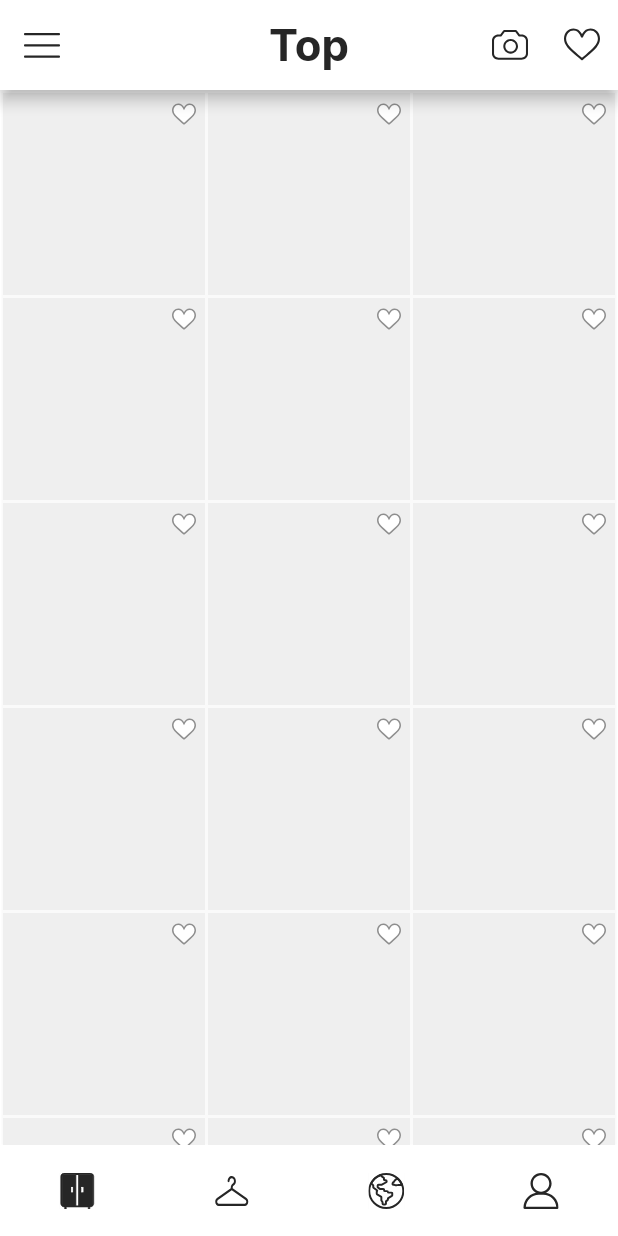
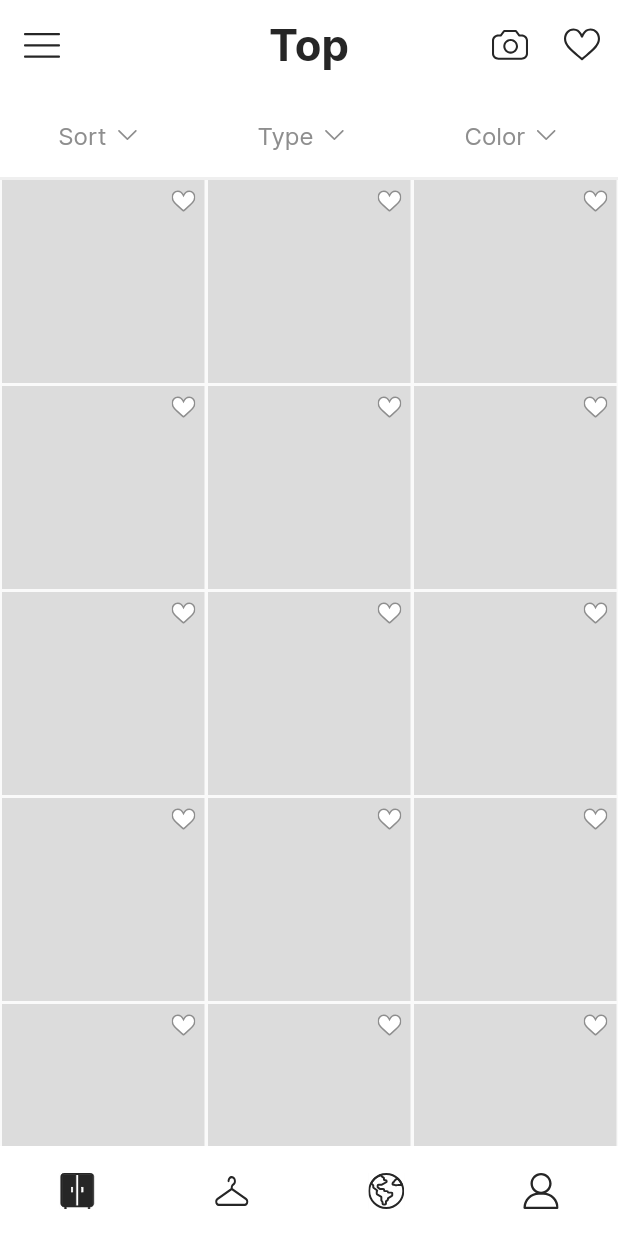
Before and after one commit to chxmpxx/chom-tu-app, a Flutter app: the screen it shows after launch, on a phone screen of 412 x 824 dp. Run offline on Flutter 3.47's test engine with Material 2 defaults, Android fonts, the light colour scheme and no system bars; our stand-ins replace flutter_svg, page_transition; missing offline and left inert: dart:ffi.

Commit message:
add filterTab and appBarBorder

```diff
--- a/lib/configs/themes/color.dart
+++ b/lib/configs/themes/constants.dart
@@ -1,6 +1,11 @@
+import 'dart:ffi';
+
 import 'package:flutter/material.dart';
 
 const Color kColorsBlack = Color.fromARGB(255, 38, 38, 38);
 const Color kColorsWhite = Colors.white;
 const Color kColorsGrey1 = Color.fromARGB(255, 142, 142, 142);
 const Color kColorsGrey2 = Color.fromARGB(255, 239, 239, 239);
+const Color kColorsGrey3 = Color.fromARGB(255, 220, 220, 220);
+
+const double kAppbarBorderWidth = 2;
--- a/lib/configs/themes/style.dart
+++ b/lib/configs/themes/style.dart
@@ -1,4 +1,4 @@
-import 'package:chom_tu/configs/themes/color.dart';
+import 'package:chom_tu/configs/themes/constants.dart';
 import 'package:flutter/material.dart';
 
 ThemeData appTheme() {
@@ -8,6 +8,7 @@ ThemeData appTheme() {
     textTheme: const TextTheme(
       headline1: TextStyle(fontSize: 29.0, fontWeight: FontWeight.w700, color: kColorsBlack),
       headline2: TextStyle(fontSize: 18.0, fontWeight: FontWeight.w600, color: kColorsBlack),
+      headline3: TextStyle(fontSize: 16.0, fontWeight: FontWeight.w400, color: kColorsGrey1),
       subtitle1: TextStyle(fontSize: 16.0, fontWeight: FontWeight.w400, color: kColorsBlack),
       subtitle2: TextStyle(fontSize: 16.0, fontWeight: FontWeight.w400, color: kColorsWhite),
       bodyText1: TextStyle(fontSize: 12.0, fontWeight: FontWeight.w400, color: kColorsBlack),
--- a/lib/dashboard_screen.dart
+++ b/lib/dashboard_screen.dart
@@ -1,4 +1,4 @@
-import 'package:chom_tu/configs/themes/color.dart';
+import 'package:chom_tu/configs/themes/constants.dart';
 import 'package:chom_tu/outfit/screens/outfit_screen.dart';
 import 'package:chom_tu/profile/screens/profile_screen.dart';
 import 'package:chom_tu/social/screens/social_screen.dart';
--- a/lib/main.dart
+++ b/lib/main.dart
@@ -1,5 +1,5 @@
 import 'package:chom_tu/configs/routes/routes.dart';
-import 'package:chom_tu/configs/themes/color.dart';
+import 'package:chom_tu/configs/themes/constants.dart';
 import 'package:chom_tu/configs/themes/style.dart';
 import 'package:flutter/material.dart';
 import 'package:flutter/services.dart';
--- a/lib/outfit/widgets/outfit_navigation_bar_widget.dart
+++ b/lib/outfit/widgets/outfit_navigation_bar_widget.dart
@@ -1,4 +1,4 @@
-import 'package:chom_tu/configs/themes/color.dart';
+import 'package:chom_tu/configs/themes/constants.dart';
 import 'package:flutter/material.dart';
 import 'package:flutter_svg/flutter_svg.dart';
 
--- a/lib/profile/screens/profile_screen.dart
+++ b/lib/profile/screens/profile_screen.dart
@@ -1,4 +1,4 @@
-import 'package:chom_tu/configs/themes/color.dart';
+import 'package:chom_tu/configs/themes/constants.dart';
 import 'package:flutter/material.dart';
 
 class ProfileScreen extends StatelessWidget {
--- a/lib/social/screens/social_screen.dart
+++ b/lib/social/screens/social_screen.dart
@@ -1,4 +1,4 @@
-import 'package:chom_tu/configs/themes/color.dart';
+import 'package:chom_tu/configs/themes/constants.dart';
 import 'package:flutter/material.dart';
 
 class SocialScreen extends StatelessWidget {
--- a/lib/wardrobe/screens/wardrobe_screen.dart
+++ b/lib/wardrobe/screens/wardrobe_screen.dart
@@ -1,4 +1,5 @@
-import 'package:chom_tu/configs/themes/color.dart';
+import 'package:chom_tu/configs/themes/constants.dart';
+import 'package:chom_tu/widgets/filter_tab_widget.dart';
 import 'package:flutter/material.dart';
 import 'package:flutter/services.dart';
 import 'package:flutter_svg/flutter_svg.dart';
@@ -11,6 +12,13 @@ class WardrobeScreen extends StatelessWidget {
     return Scaffold(
       backgroundColor: kColorsWhite,
       appBar: AppBar(
+        shape: Border(
+          bottom: BorderSide(
+            color: kColorsGrey2,
+            width: kAppbarBorderWidth
+          )
+        ),
+        elevation: 0,
         toolbarHeight: 60,
         centerTitle: true,
         title: Text('Top', style: Theme.of(context).textTheme.headline1),
@@ -22,6 +30,7 @@ class WardrobeScreen extends StatelessWidget {
             onPressed: () => Scaffold.of(context).openDrawer(),
           ),
         ),
+        bottom: filterTab(context),
         actions: [
           IconButton(
             onPressed: (){},
@@ -35,7 +44,7 @@ class WardrobeScreen extends StatelessWidget {
       ),
       drawer: categoryDrawer(context),
       body: Padding(
-        padding: const EdgeInsets.all(1),
+        padding: const EdgeInsets.all(0),
         child: Material(
           child: GridView.builder(
             itemCount: 20,
@@ -45,7 +54,7 @@ class WardrobeScreen extends StatelessWidget {
             ),
             itemBuilder: (BuildContext context, int index) {
               return Padding(
-                padding: const EdgeInsets.all(1),
+                padding: const EdgeInsets.only(left: 1, right: 1, bottom: 2),
                 child: Stack(
                   children: [
                     InkWell(
@@ -55,7 +64,7 @@ class WardrobeScreen extends StatelessWidget {
                       child: Container(
                         height: double.infinity,
                         decoration: BoxDecoration(
-                          color: kColorsGrey2
+                          color: kColorsGrey3
                         ),
                       ),
                     ),
@@ -88,7 +97,7 @@ class WardrobeScreen extends StatelessWidget {
           child: ListView(
             children: <Widget>[
               Padding(
-                padding: const EdgeInsets.only(bottom: 6),
+                padding: const EdgeInsets.only(bottom: 10),
                 child: Row(
                   mainAxisAlignment: MainAxisAlignment.spaceBetween,
                   children: [
@@ -170,4 +179,39 @@ class WardrobeScreen extends StatelessWidget {
       ),
     );
   }
+
+  // Create Filter Tab
+  PreferredSize filterTab(context) {
+    return PreferredSize(
+      preferredSize: const Size.fromHeight(60),
+      child: Container(
+        height: 60,
+        width: double.infinity,
+        color: Colors.white,
+        child: Row(
+          mainAxisAlignment: MainAxisAlignment.spaceAround,
+          children: [
+            Container(
+              child: InkWell(
+                onTap: () {},
+                child: FilterTabWidget(title: 'Sort')
+              ),
+            ),
+            Container(
+              child: InkWell(
+                onTap: () {},
+                child: FilterTabWidget(title: 'Type')
+              ),
+            ),
+            Container(
+              child: InkWell(
+                onTap: () {},
+                child: FilterTabWidget(title: 'Color')
+              ),
+            ),
+          ],
+        ),
+      ),
+    );
+  }
 }
--- /dev/null
+++ b/lib/widgets/filter_tab_widget.dart
@@ -0,0 +1,21 @@
+import 'package:chom_tu/configs/themes/constants.dart';
+import 'package:flutter/material.dart';
+import 'package:flutter_svg/flutter_svg.dart';
+
+class FilterTabWidget extends StatelessWidget {
+  final String title;
+
+  const FilterTabWidget({Key? key, required this.title}) : super(key: key);
+
+  @override
+  Widget build(BuildContext context) {
+    return Row(
+      mainAxisSize: MainAxisSize.min,
+      children: [
+        Text(title, style: Theme.of(context).textTheme.headline3),
+        SizedBox(width: 5),
+        SvgPicture.asset('assets/o4_down_1.svg', color: kColorsGrey1),
+      ],
+    );
+  }
+}
```
Also changed, not shown: lib/outfit/screens/outfit_create_screen.dart (+9 -2 lines), lib/outfit/screens/outfit_info_screen.dart (+9 -2 lines), lib/outfit/screens/outfit_screen.dart (+42 -4 lines), lib/wardrobe/screens/wardrobe_info_screen.dart (+9 -2 lines), assets/h.svg (deleted), assets/hh.svg (deleted), assets/hhh.svg (deleted), assets/o4_down_1.svg (added), assets/o4_up_1.svg (added).
